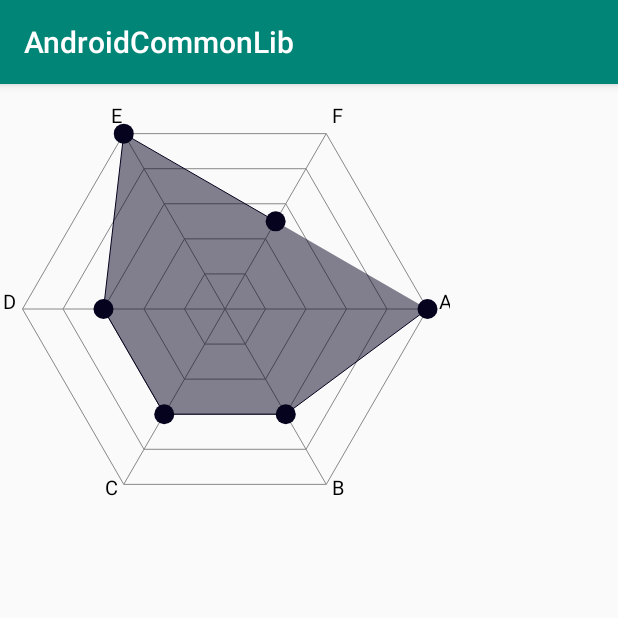
After one commit to QDJdeveloper/AndroidComponentLib, an Android app: the RadarViewActivity screen opened directly, with no data from a screen before it, on a phone screen of 412 x 824 dp, the top half of it. The commit adds this screen. Run offline under Robolectric (Android 15) with nearby library versions, the phone set to English and light mode, and no system bars.

Commit message:
[feat]:自定义雷达图

```diff
--- a/app/src/main/AndroidManifest.xml
+++ b/app/src/main/AndroidManifest.xml
@@ -20,9 +20,9 @@
       </intent-filter>
     </activity>
 
-    <activity android:name="com.common.lib.ui.base.BaseActivity"/>
     <activity android:name=".activity.CustomViewActivity"/>
     <activity android:name=".activity.PieViewActivity"/>
+    <activity android:name=".activity.RadarViewActivity"/>
   </application>
 
 </manifest>
--- a/app/src/main/java/co/review/androidcommonlib/activity/CustomViewActivity.java
+++ b/app/src/main/java/co/review/androidcommonlib/activity/CustomViewActivity.java
@@ -28,6 +28,7 @@ public class CustomViewActivity extends BaseActivity {
 
   private void initClickListener() {
     pieViewClick();
+    radarViewClick();
   }
 
   private void pieViewClick() {
@@ -39,8 +40,22 @@ public class CustomViewActivity extends BaseActivity {
     });
   }
 
+  private void radarViewClick() {
+    findViewById(R.id.btn_radar_view).setOnClickListener(new View.OnClickListener() {
+      @Override
+      public void onClick(View v) {
+        startRadarActivity();
+      }
+    });
+  }
+
   private void startPieViewActivity() {
     Intent intent = new Intent(this, PieViewActivity.class);
     startActivity(intent);
   }
+
+  private void startRadarActivity() {
+    Intent intent = new Intent(this,RadarViewActivity.class);
+    startActivity(intent);
+  }
 }
--- /dev/null
+++ b/app/src/main/java/co/review/androidcommonlib/activity/RadarViewActivity.java
@@ -0,0 +1,32 @@
+package co.review.androidcommonlib.activity;
+
+import android.os.Bundle;
+import android.support.annotation.Nullable;
+import co.review.androidcommonlib.R;
+import com.common.lib.ui.base.BaseActivity;
+import com.common.lib.ui.base.view.RadarView;
+
+/**
+ * 创建时间: 2019/12/27 14:25 <br>
+ * 作者: qiudengjiao <br>
+ * 描述: 自定义雷达图 Activity
+ */
+public class RadarViewActivity extends BaseActivity {
+
+  @Override
+  protected void onCreate(@Nullable Bundle savedInstanceState) {
+    super.onCreate(savedInstanceState);
+    setContentView(R.layout.activity_radar_view);
+    initUI();
+  }
+
+  private void initUI() {
+
+    initRadarView();
+  }
+
+  private void initRadarView() {
+    RadarView radarView = findViewById(R.id.radar_view);
+    radarView.setValuePaintColor(R.color.colorAccent);
+  }
+}
--- a/app/src/main/res/layout/activity_coustom_view.xml
+++ b/app/src/main/res/layout/activity_coustom_view.xml
@@ -11,4 +11,11 @@
     android:text="PieView"
     android:textAllCaps="false" />
 
+  <Button
+    android:id="@+id/btn_radar_view"
+    android:layout_width="match_parent"
+    android:layout_height="wrap_content"
+    android:text="RadarView"
+    android:textAllCaps="false" />
+
 </LinearLayout>
--- /dev/null
+++ b/app/src/main/res/layout/activity_radar_view.xml
@@ -0,0 +1,12 @@
+<?xml version="1.0" encoding="utf-8"?>
+<LinearLayout xmlns:android="http://schemas.android.com/apk/res/android"
+  android:layout_width="match_parent"
+  android:layout_height="match_parent"
+  android:orientation="vertical">
+
+  <com.common.lib.ui.base.view.RadarView
+    android:id="@+id/radar_view"
+    android:layout_width="300dp"
+    android:layout_height="300dp" />
+
+</LinearLayout>
--- a/lib_ui/src/main/java/com/common/lib/ui/base/view/PieView.java
+++ b/lib_ui/src/main/java/com/common/lib/ui/base/view/PieView.java
@@ -125,7 +125,7 @@ public class PieView extends View {
 
       pie.setPercentage(percentage);                  // 记录百分比
       pie.setAngle(angle);                            // 记录角度大小
-      sumAngle += angle;
+      //sumAngle += angle;
 
       Log.i("angle", "" + pie.getAngle());
     }
--- /dev/null
+++ b/lib_ui/src/main/java/com/common/lib/ui/base/view/RadarView.java
@@ -0,0 +1,228 @@
+package com.common.lib.ui.base.view;
+
+import android.content.Context;
+import android.graphics.Canvas;
+import android.graphics.Color;
+import android.graphics.Paint;
+import android.graphics.Path;
+import android.support.annotation.Nullable;
+import android.util.AttributeSet;
+import android.view.View;
+
+/**
+ * 创建时间: 2019/12/27 14:41 <br>
+ * 作者: qiudengjiao <br>
+ * 描述: 自定义雷达图
+ */
+public class RadarView extends View {
+
+  private int mCount = 6;
+  private float mAngle = (float) (Math.PI * 2 / mCount);
+
+  private float mRadius;
+  private int mCenterX;
+  private int mCenterY;
+  private String[] mTitles = { "A", "B", "C", "D", "E", "F" };
+  private double[] mData = { 100, 60, 60, 60, 100, 50, 10, 20 }; //各维度分值
+  private float maxValue = 100;             //数据最大值
+  private Paint mPaint;
+  private Paint mValuePaint;
+  private Paint mTextPaint;
+
+  public RadarView(Context context) {
+    super(context);
+    init();
+  }
+
+  public RadarView(Context context, @Nullable AttributeSet attrs) {
+    super(context, attrs);
+    init();
+  }
+
+  public RadarView(Context context, @Nullable AttributeSet attrs, int defStyleAttr) {
+    super(context, attrs, defStyleAttr);
+    init();
+  }
+
+  /**
+   * 初始化
+   */
+  private void init() {
+
+    mCount = Math.min(mData.length,mTitles.length);
+    mPaint = new Paint();
+    mPaint.setColor(Color.GRAY);
+    mPaint.setStyle(Paint.Style.STROKE);
+
+    mValuePaint = new Paint();
+    mValuePaint.setAntiAlias(true);
+    mValuePaint.setColor(Color.BLUE);
+    mValuePaint.setStyle(Paint.Style.FILL_AND_STROKE);
+
+    mTextPaint = new Paint();
+    mTextPaint.setTextSize(20);
+    mTextPaint.setStyle(Paint.Style.FILL);
+    mTextPaint.setColor(Color.BLACK);
+  }
+
+  /**
+   * 设置标题
+   * @param titles
+   */
+  public void setTitles(String[] titles) {
+    this.mTitles = titles;
+  }
+
+  /**
+   * 设置数值
+   * @param data
+   */
+  public void setData(double[] data) {
+    this.mData = data;
+  }
+
+
+  public float getMaxValue() {
+    return maxValue;
+  }
+  /**
+   * 设置最大数值
+   * @return
+   */
+  public void setMaxValue(float maxValue) {
+    this.maxValue = maxValue;
+  }
+
+  /**
+   * 设置蜘蛛网颜色
+   * @param color
+   */
+  public void setMainPaintColor(int color){
+    mPaint.setColor(color);
+  }
+
+  /**
+   * 设置标题颜色
+   * @param color
+   */
+  public void setTextPaintColor(int color){
+    mTextPaint.setColor(color);
+  }
+
+  /**
+   * 设置覆盖局域颜色
+   * @param color
+   */
+  public void setValuePaintColor(int color){
+    mValuePaint.setColor(color);
+  }
+
+
+  @Override
+  protected void onSizeChanged(int w, int h, int oldw, int oldh) {
+
+    mRadius = Math.min(h, w)/2*0.9f;
+    mCenterX = w / 2;
+    mCenterY = h / 2;
+    postInvalidate();
+
+    super.onSizeChanged(w, h, oldw, oldh);
+  }
+
+  @Override
+  protected void onDraw(Canvas canvas) {
+    super.onDraw(canvas);
+    drawPolygon(canvas);
+    drawLines(canvas);
+    drawText(canvas);
+    drawRegion(canvas);
+  }
+
+  /**
+   * 绘制正多边形
+   */
+  private void drawPolygon(Canvas canvas) {
+    Path path = new Path();
+    float r = mRadius / (mCount - 1);//r是蜘蛛丝之间的间距
+    for (int i = 0; i < mCount; i++) {
+      float curR = r * i;//当前半径
+      path.reset();
+      for (int j = 0; j < mCount; j++) {
+        if (j == 0) {
+          path.moveTo(mCenterX + curR, mCenterY);
+        } else {
+          //根据半径，计算出蜘蛛丝上每个点的坐标
+          float x = (float) (mCenterX + curR * Math.cos(mAngle * j));
+          float y = (float) (mCenterY + curR * Math.sin(mAngle * j));
+          path.lineTo(x, y);
+        }
+      }
+      path.close();//闭合路径
+      canvas.drawPath(path, mPaint);
+    }
+  }
+
+  /**
+   * 绘制直线
+   */
+  private void drawLines(Canvas canvas) {
+    Path path = new Path();
+    for (int i = 0; i < mCount; i++) {
+      path.reset();
+      path.moveTo(mCenterX, mCenterY);
+      float x = (float) (mCenterX + mRadius * Math.cos(mAngle * i));
+      float y = (float) (mCenterY + mRadius * Math.sin(mAngle * i));
+      path.lineTo(x, y);
+      canvas.drawPath(path, mPaint);
+    }
+  }
+
+  /**
+   * 绘制文字
+   */
+  private void drawText(Canvas canvas) {
+    Paint.FontMetrics fontMetrics = mTextPaint.getFontMetrics();
+    float fontHeight = fontMetrics.descent - fontMetrics.ascent;
+    for (int i = 0; i < mCount; i++) {
+      float x = (float) (mCenterX + (mRadius + fontHeight / 2) * Math.cos(mAngle * i));
+      float y = (float) (mCenterY + (mRadius + fontHeight / 2) * Math.sin(mAngle * i));
+      if (mAngle * i >= 0 && mAngle * i <= Math.PI / 2) {//第4象限
+        canvas.drawText(mTitles[i], x, y, mTextPaint);
+      } else if (mAngle * i >= 3 * Math.PI / 2 && mAngle * i <= Math.PI * 2) {//第3象限
+        canvas.drawText(mTitles[i], x, y, mTextPaint);
+      } else if (mAngle * i > Math.PI / 2 && mAngle * i <= Math.PI) {//第2象限
+        float dis = mTextPaint.measureText(mTitles[i]);//文本长度
+        canvas.drawText(mTitles[i], x - dis, y, mTextPaint);
+      } else if (mAngle * i >= Math.PI && mAngle * i < 3 * Math.PI / 2) {//第1象限
+        float dis = mPaint.measureText(mTitles[i]);//文本长度
+        canvas.drawText(mTitles[i], x - dis, y, mTextPaint);
+      }
+    }
+  }
+
+  /**
+   * 绘制区域
+   */
+  private void drawRegion(Canvas canvas) {
+    Path path = new Path();
+    mValuePaint.setAlpha(255);
+    for (int i = 0; i < mCount; i++) {
+      double percent = mData[i] / maxValue;
+      float x = (float) (mCenterX + mRadius * Math.cos(mAngle * i) * percent);
+      float y = (float) (mCenterY + mRadius * Math.sin(mAngle * i) * percent);
+      if (i == 0) {
+        path.moveTo(x, mCenterY);
+      } else {
+        path.lineTo(x, y);
+      }
+      //绘制小圆点
+      canvas.drawCircle(x, y, 10, mValuePaint);
+    }
+    mValuePaint.setStyle(Paint.Style.STROKE);
+    canvas.drawPath(path, mValuePaint);
+    mValuePaint.setAlpha(127);
+    //绘制填充区域
+    mValuePaint.setStyle(Paint.Style.FILL_AND_STROKE);
+    canvas.drawPath(path, mValuePaint);
+  }
+}
```
